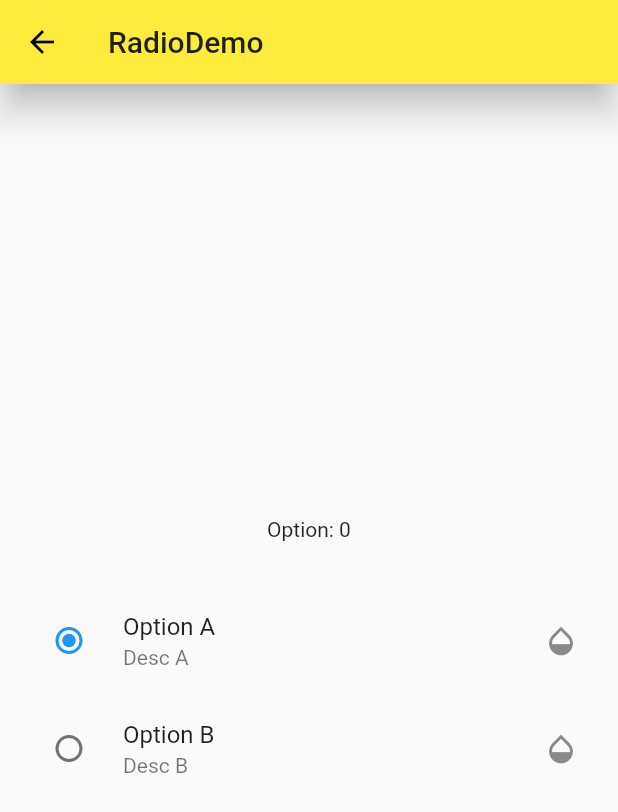
After one commit to VixHi/dy_flutter, a Flutter app: the screen it shows after launch, after a tap on "Radio", on a phone screen of 412 x 824 dp. The commit adds this screen. Shown: the top 812 px of the screen. Run offline on Flutter 3.47's test engine with Material 2 defaults, Android fonts, the phone set to English and light mode, and no system bars; missing offline and left inert: dart:ffi.

Commit message:
单选/复选/滑杆/开关/第三方依赖包倒入

```diff
--- a/lib/main.dart
+++ b/lib/main.dart
@@ -35,13 +35,13 @@ class App extends StatelessWidget {
       // home: Home(),
       // home: DYFormDemo(),
       // home: DYNavitatorDemo(),
-      initialRoute: '/pop',
+      initialRoute: '/dcm',
       routes: {
         // '/' : (context) => Home(),
         // '/about': (context) => DYPage(title: 'About'),
         // '/form': (context) => DYFormDemo(),
-        // '/dcm': (context) => DYMateralComponents(),
-        '/pop': (context) => DYMateralPopupMenuDemo(),
+        '/dcm': (context) => DYMateralComponents(),
+        // '/pop': (context) => DYMateralPopupMenuDemo(),
       },
 
     );
--- a/lib/view/dy_materal_components.dart
+++ b/lib/view/dy_materal_components.dart
@@ -1,4 +1,10 @@
 import 'package:flutter/material.dart';
+import '../view/dy_popup_menu.dart';
+import '../view/dy_form_demo.dart';
+import '../view/dy_checkbox_demo.dart';
+import '../view/dy_redio_demo.dart';
+import '../view/dy_switch_demo.dart';
+import '../view/dy_slider_demo.dart';
 
 class DYMateralComponents extends StatelessWidget {
   @override
@@ -10,8 +16,14 @@ class DYMateralComponents extends StatelessWidget {
       ),
       body: ListView(
         children: [
+          DYListItem(title: 'Slider', page: DYSliderDemo()),
+          DYListItem(title: 'Switch', page: DYSwitchDemo()),
+          DYListItem(title: 'Radio', page: DYRedioDemo()),
+          DYListItem(title: 'Checkbox', page: DYCheckboxDemo()),
+          DYListItem(title: 'FormDemo', page: DYFormDemo()),
           DYListItem(title: 'ButtonDemo', page: DYButtonDemo()),
-          DYListItem(title: 'DYListDemo', page: DYFloatingActionButtonDemo())
+          DYListItem(title: 'DYListDemo', page: DYFloatingActionButtonDemo()),
+          DYListItem(title: 'DYPopupmenuDemo',page: DYMateralPopupMenuDemo()),
         ],
       ),
     );
--- /dev/null
+++ b/lib/view/dy_redio_demo.dart
@@ -0,0 +1,68 @@
+import 'dart:ffi';
+
+import 'package:flutter/material.dart';
+
+
+class DYRedioDemo extends StatefulWidget {
+  @override
+  _DYRedioDemoState createState() => _DYRedioDemoState();
+}
+
+class _DYRedioDemoState extends State<DYRedioDemo> {
+
+  int _groupValue = 0;
+  // String _groupObject = '';
+  void _handleGroupValueChanged(value) {
+    setState(() {
+      print(value);
+      _groupValue = value;
+    });
+  }
+
+  @override
+  Widget build(BuildContext context) {
+    return Scaffold(
+      appBar: AppBar(
+        title: Text('RadioDemo'),
+        elevation: 10,
+      ),
+
+      body: Container(
+        padding: EdgeInsets.all(10),
+        child: Column(
+          mainAxisAlignment: MainAxisAlignment.center,
+          children: [
+            Text('Option: ${_groupValue}'),
+            SizedBox(height:30),
+            RadioListTile(
+              value: 0,
+              groupValue: _groupValue,
+              onChanged: _handleGroupValueChanged,
+              title: Text('Option A'),
+              subtitle: Text('Desc A'),
+              secondary: Icon(Icons.opacity_outlined),
+            ),
+            RadioListTile(
+              value: 1,
+              groupValue: _groupValue,
+              onChanged: _handleGroupValueChanged,
+              title: Text('Option B'),
+              subtitle: Text('Desc B'),
+              secondary: Icon(Icons.opacity_outlined),
+
+            ),
+            Row(
+              mainAxisAlignment: MainAxisAlignment.center,
+              children: [
+                // Radio(value: 0, groupValue: _groupValue, onChanged: _handleGroupValueChanged, activeColor: Colors.black),
+                // Radio(value: 1, groupValue: _groupValue, onChanged: _handleGroupValueChanged, activeColor: Colors.black),
+                // Radio(value: 2, groupValue: _groupValue, onChanged: _handleGroupValueChanged, activeColor: Colors.black)
+              ],
+            ),
+          ],
+        ),
+      ),
+
+    );
+  }
+}
--- a/pubspec.yaml
+++ b/pubspec.yaml
@@ -23,7 +23,7 @@ environment:
 dependencies:
   flutter:
     sdk: flutter
-
+  intl: 0.17.0
 
   # The following adds the Cupertino Icons font to your application.
   # Use with the CupertinoIcons class for iOS style icons.
```
Also changed, not shown: lib/view/dy_checkbox_demo.dart (added, +56 -0 lines), lib/view/dy_datetime_demo.dart (added, +17 -0 lines), lib/view/dy_slider_demo.dart (added, +62 -0 lines), lib/view/dy_switch_demo.dart (added, +56 -0 lines), pubspec.lock.
